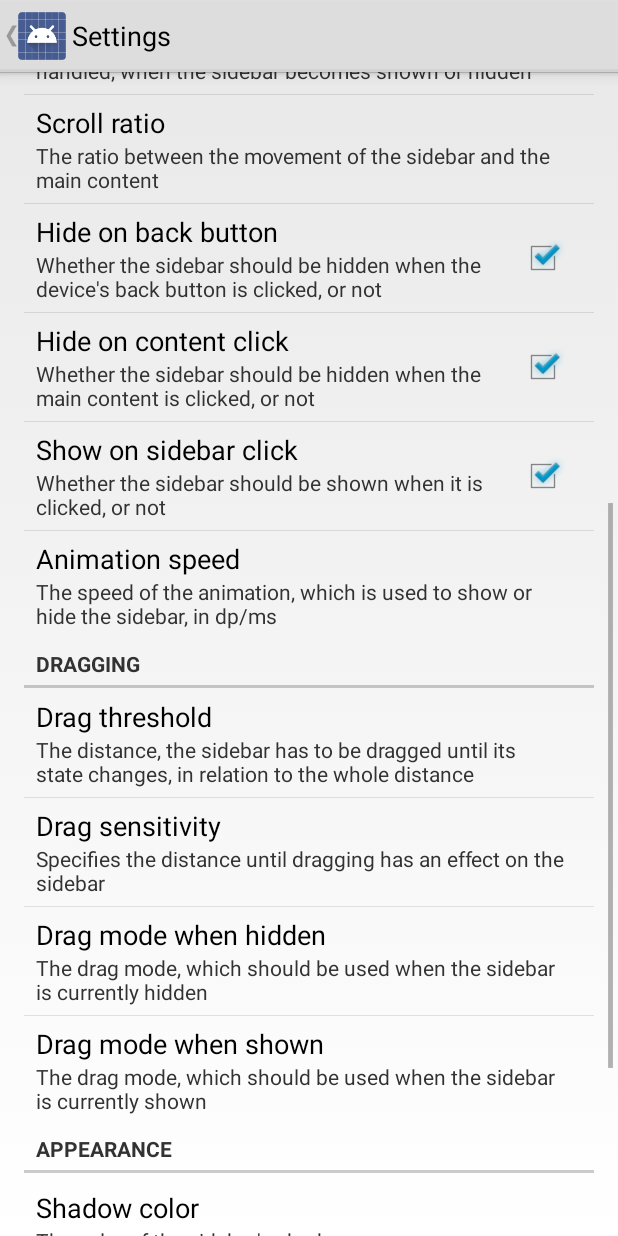
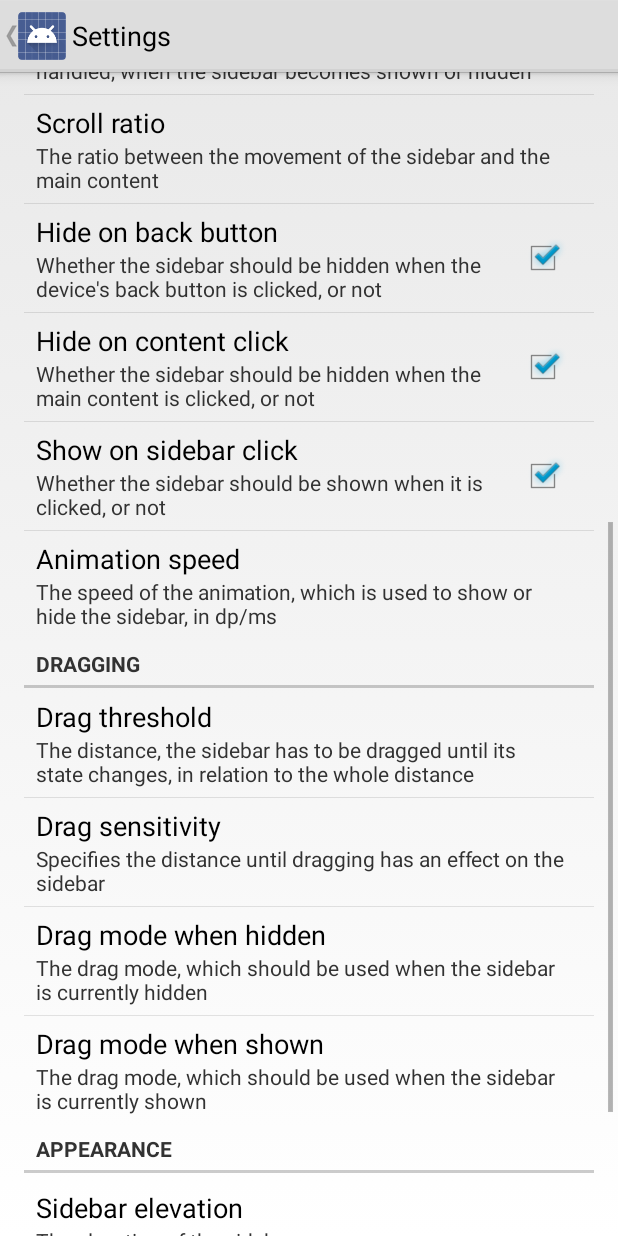
Before and after one commit to michael-rapp/AndroidSidebar, an Android app: the PreferenceActivity screen opened directly, with no data from a screen before it, scrolled down 542 dp, on a phone screen of 412 x 824 dp. Run offline under Robolectric (Android 15) with nearby library versions, the light colour scheme and no system bars.

Commit message:
Adapted settings of the example app.

```diff
--- a/example/src/main/java/de/mrapp/android/sidebar/example/MainActivity.java
+++ b/example/src/main/java/de/mrapp/android/sidebar/example/MainActivity.java
@@ -285,33 +285,18 @@ public class MainActivity extends Activity implements SidebarListener {
     }
 
     /**
-     * Initializes the shadow color by retrieving the appropriate setting from the shared
+     * Initializes the sidebar elevation by retrieving the appropriate setting from the shared
      * preferences.
      *
      * @param sharedPreferences
      *         The shared preferences, the settings should be retrieved from, as an instance of the
      *         type {@link SharedPreferences}
      */
-    private void initializeShadowColor(final SharedPreferences sharedPreferences) {
-        String key = getString(R.string.shadow_color_preference_key);
-        String defaultValue = getString(R.string.shadow_color_preference_default_value);
-        String shadowColor = sharedPreferences.getString(key, defaultValue);
-        //sidebar.setShadowColor(Color.parseColor(shadowColor));
-    }
-
-    /**
-     * Initializes the shadow width by retrieving the appropriate setting from the shared
-     * preferences.
-     *
-     * @param sharedPreferences
-     *         The shared preferences, the settings should be retrieved from, as an instance of the
-     *         type {@link SharedPreferences}
-     */
-    private void initializeShadowWidth(final SharedPreferences sharedPreferences) {
-        String key = getString(R.string.shadow_width_preference_key);
-        String defaultValue = getString(R.string.shadow_width_preference_default_value);
-        int shadowWidth = Integer.valueOf(sharedPreferences.getString(key, defaultValue));
-        //sidebar.setShadowWidth(shadowWidth);
+    private void initializeSidebarElevation(final SharedPreferences sharedPreferences) {
+        String key = getString(R.string.sidebar_elevation_preference_key);
+        String defaultValue = getString(R.string.sidebar_elevation_preference_default_value);
+        String sidebarElevation = sharedPreferences.getString(key, defaultValue);
+        sidebar.setSidebarElevation(Integer.valueOf(sidebarElevation));
     }
 
     /**
@@ -401,8 +386,7 @@ public class MainActivity extends Activity implements SidebarListener {
             initializeDragThreshold(sharedPreferences);
             initializeDragModeWhenHidden(sharedPreferences);
             initializeDragModeWhenShown(sharedPreferences);
-            initializeShadowColor(sharedPreferences);
-            initializeShadowWidth(sharedPreferences);
+            initializeSidebarElevation(sharedPreferences);
             initializeContentOverlayColor(sharedPreferences);
             initializeContentOverlayTransparency(sharedPreferences);
         }
--- a/example/src/main/res/values/strings.xml
+++ b/example/src/main/res/values/strings.xml
@@ -91,14 +91,10 @@ not, see <http://www.gnu.org/licenses/>.
     <string name="drag_mode_when_shown_preference_key">drag_mode_when_shown_preference_key</string>
     <string name="drag_mode_when_shown_preference_default_value">0</string>
     <string name="appearance_preference_category">Appearance</string>
-    <string name="shadow_color_preference_title">Shadow color</string>
-    <string name="shadow_color_preference_summary">The color of the sidebar\'s shadow</string>
-    <string name="shadow_color_preference_key">shadow_color_preference_key</string>
-    <string name="shadow_color_preference_default_value">#22000000</string>
-    <string name="shadow_width_preference_title">Shadow width</string>
-    <string name="shadow_width_preference_summary">The width of the sidebar\'s shadow in dp</string>
-    <string name="shadow_width_preference_key">shadow_width_preference_key</string>
-    <string name="shadow_width_preference_default_value">16</string>
+    <string name="sidebar_elevation_preference_title">Sidebar elevation</string>
+    <string name="sidebar_elevation_preference_summary">The elevation of the sidebar</string>
+    <string name="sidebar_elevation_preference_key">sidebar_elevation_preference_key</string>
+    <string name="sidebar_elevation_preference_default_value">8</string>
     <string name="content_overlay_color_preference_title">Content overlay color</string>
     <string name="content_overlay_color_preference_summary">The color of the overlay, which is shown when the sidebar is shown</string>
     <string name="content_overlay_color_preference_key">content_overlay_color_preference_key</string>
@@ -258,27 +254,19 @@ not, see <http://www.gnu.org/licenses/>.
         <item>2</item>
         <item>3</item>
     </string-array>
-    <string-array name="shadow_color_list_entries">
-        <item>Transparent</item>
-        <item>Gray (default)</item>
-        <item>Black</item>
+    <string-array name="sidebar_elevation_list_entries">
+        <item>0 dp</item>
+        <item>4 dp</item>
+        <item>8 dp (default)</item>
+        <item>12 dp</item>
+        <item>16 dp</item>
     </string-array>
-    <string-array name="shadow_color_list_values">
-        <item>#00000000</item>
-        <item>#22000000</item>
-        <item>#ff000000</item>
-    </string-array>
-    <string-array name="shadow_width_list_entries">
-        <item>0 dp</item>
-        <item>16 dp (default)</item>
-        <item>32 dp</item>
-        <item>64 dp</item>
-    </string-array>
-    <string-array name="shadow_width_list_values">
+    <string-array name="sidebar_elevation_list_values">
         <item>0</item>
+        <item>4</item>
+        <item>8</item>
+        <item>12</item>
         <item>16</item>
-        <item>32</item>
-        <item>64</item>
     </string-array>
     <string-array name="content_overlay_color_list_entries">
         <item>Transparent</item>
--- a/example/src/main/res/xml/preferences.xml
+++ b/example/src/main/res/xml/preferences.xml
@@ -130,20 +130,14 @@ not, see <http://www.gnu.org/licenses/>.
             android:title="@string/drag_mode_when_shown_preference_title"/>
     </PreferenceCategory>
     <PreferenceCategory android:title="@string/appearance_preference_category">
+
         <ListPreference
-            android:defaultValue="@string/shadow_color_preference_default_value"
-            android:entries="@array/shadow_color_list_entries"
-            android:entryValues="@array/shadow_color_list_values"
-            android:key="@string/shadow_color_preference_key"
-            android:summary="@string/shadow_color_preference_summary"
-            android:title="@string/shadow_color_preference_title"/>
-        <ListPreference
-            android:defaultValue="@string/shadow_width_preference_default_value"
-            android:entries="@array/shadow_width_list_entries"
-            android:entryValues="@array/shadow_width_list_values"
-            android:key="@string/shadow_width_preference_key"
-            android:summary="@string/shadow_width_preference_summary"
-            android:title="@string/shadow_width_preference_title"/>
+            android:defaultValue="@string/sidebar_elevation_preference_default_value"
+            android:entries="@array/sidebar_elevation_list_entries"
+            android:entryValues="@array/sidebar_elevation_list_values"
+            android:key="@string/sidebar_elevation_preference_key"
+            android:summary="@string/sidebar_elevation_preference_summary"
+            android:title="@string/sidebar_elevation_preference_title"/>
         <ListPreference
             android:defaultValue="@string/content_overlay_color_preference_default_value"
             android:entries="@array/content_overlay_color_list_entries"
```
